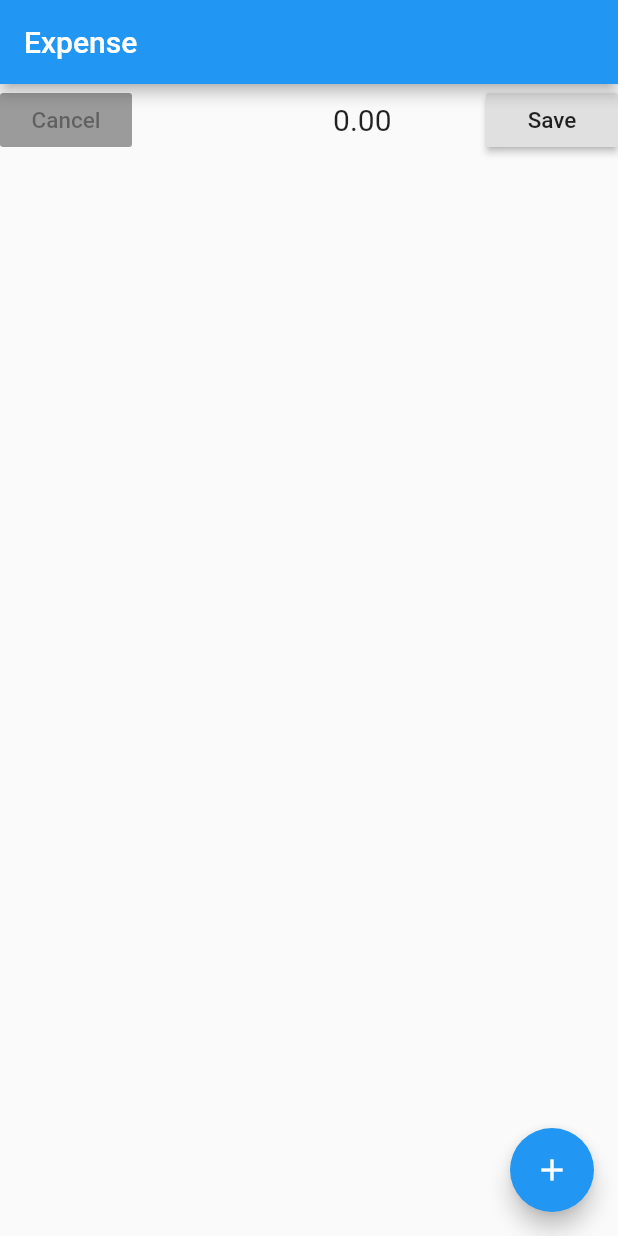
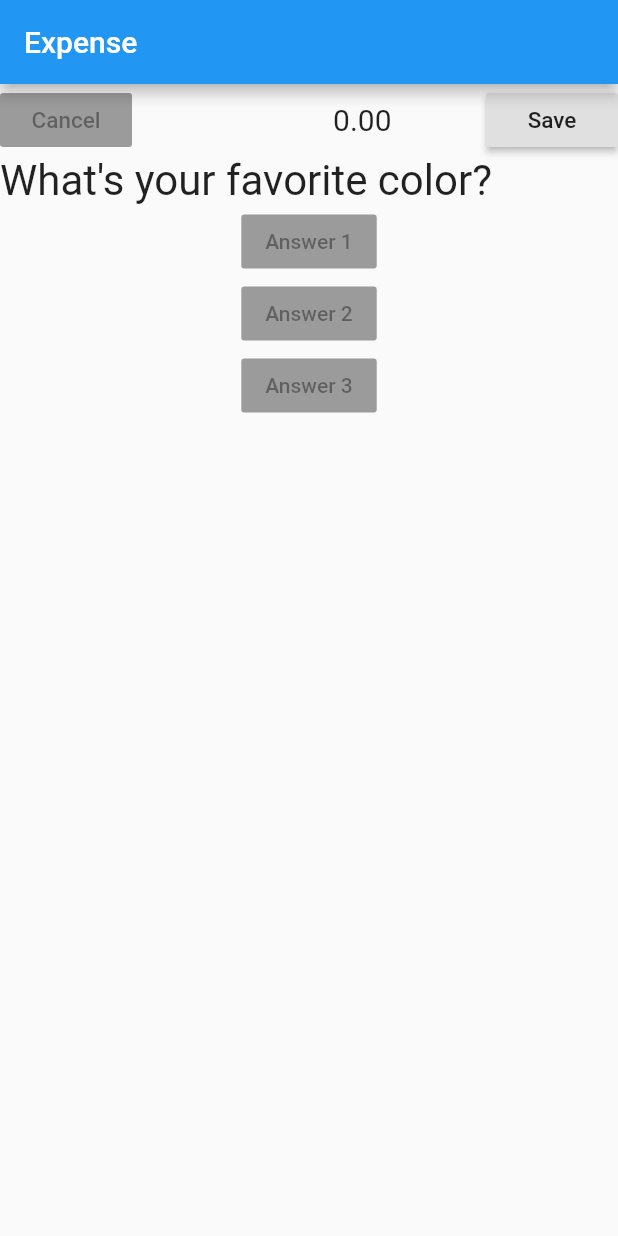
Before and after one commit to oscarzhou/flutter_try, a Flutter app: the screen it shows after launch, on a phone screen of 412 x 824 dp. Run offline on Flutter 3.47's test engine with Material 2 defaults, Android fonts, the phone set to English and light mode, and no system bars; our stand-ins replace flutter_masked_text.

Commit message:
Add question widget

```diff
--- a/lib/main.dart
+++ b/lib/main.dart
@@ -2,6 +2,7 @@ import 'dart:ui' as prefix0;
 import 'package:flutter/material.dart';
 import 'package:flutter/services.dart';
 import 'package:flutter_masked_text/flutter_masked_text.dart';
+import './question.dart';
 
 void main() => runApp(MyApp());
 
@@ -48,27 +49,30 @@ class MyHomePage extends StatefulWidget {
 
 class _MyHomePageState extends State<MyHomePage> {
   int _expenseAmount = 0;
+  int _questionIndex = 0;
 
   final _controller =
       MoneyMaskedTextController(decimalSeparator: '.', thousandSeparator: ',');
-  void _incrementCounter() {
+
+  void _answerQuestion() {
     setState(() {
-      // This call to setState tells the Flutter framework that something has
-      // changed in this State, which causes it to rerun the build method below
-      // so that the display can reflect the updated values. If we changed
-      // _counter without calling setState(), then the build method would not be
-      // called again, and so nothing would appear to happen.
+      _questionIndex = _questionIndex + 1;
     });
+    print(_questionIndex);
   }
 
   @override
   Widget build(BuildContext context) {
-    // This method is rerun every time setState is called, for instance as done
-    // by the _incrementCounter method above.
-    //
-    // The Flutter framework has been optimized to make rerunning build methods
-    // fast, so that you can just rebuild anything that needs updating rather
-    // than having to individually change instances of widgets.
+    var questions = [
+      {
+        'questionText': 'What\'s your favorite color?',
+        'answer': ['Black', 'Red', 'Green', 'White'],
+      },
+      {
+        'questionText': 'What\'s your favorite animal?',
+        'answer': ['Dog', 'Cat', 'Rabbit', 'Bird'],
+      }
+    ];
 
     return Scaffold(
       appBar: AppBar(
@@ -92,7 +96,7 @@ class _MyHomePageState extends State<MyHomePage> {
               new Flexible(
                   flex: 3,
                   child: Container(
-                    margin: EdgeInsets.only(left: 20.0, right:60.0),
+                    margin: EdgeInsets.only(left: 20.0, right: 60.0),
                     child: new TextFormField(
                       decoration: InputDecoration(
                         hintText: "0.00",
@@ -137,13 +141,22 @@ class _MyHomePageState extends State<MyHomePage> {
                   )),
             ],
           ),
+          Question(questions[_questionIndex]["questionText"]),
+          RaisedButton(
+            onPressed: null,
+            child: Text('Answer 1'),
+          ),
+          RaisedButton(
+            onPressed: null,
+            child: Text('Answer 2'),
+          ),
+          RaisedButton(
+            onPressed: null,
+            child: Text('Answer 3'),
+          ),
         ],
       ),
-      floatingActionButton: FloatingActionButton(
-        onPressed: _incrementCounter,
-        tooltip: 'Increment',
-        child: Icon(Icons.add),
-      ), // This trailing comma makes auto-formatting nicer for build methods.
+       // This trailing comma makes auto-formatting nicer for build methods.
     );
   }
 }
--- /dev/null
+++ b/lib/question.dart
@@ -0,0 +1,18 @@
+import 'package:flutter/cupertino.dart';
+
+class Question extends StatelessWidget {
+  String questionText;
+
+  Question(this.questionText);
+
+  @override
+  Widget build(BuildContext context) {
+    return Container(
+      width: double.infinity,
+      child: Text(
+        questionText,
+        style: TextStyle(fontSize: 28),
+      ),
+    );
+  }
+}
```
